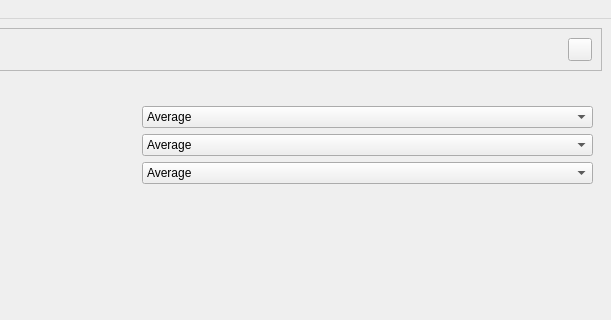
This is irs/src/gui/wfipsmainwindow.ui in firelab/wfips as Qt 5 draws it before an edit; both pictures show x 596 to 1207 and y 0 to 320 of the 1207 by 806 pixel window. The edited form follows.
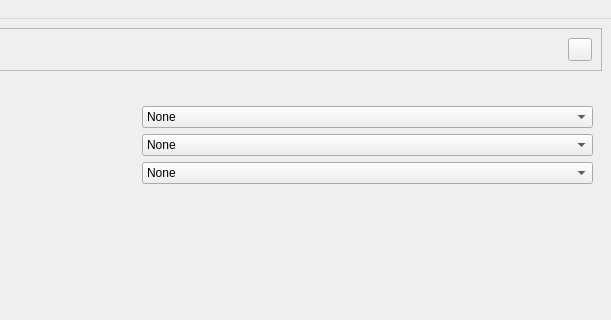
This is the edited form. The open tabs and pages were chosen to show the change.

Commit message: add none value for prepositioning

```diff
--- a/irs/src/gui/wfipsmainwindow.ui
+++ b/irs/src/gui/wfipsmainwindow.ui
@@ -778,6 +778,11 @@
               <property name="layoutDirection">
                <enum>Qt::LeftToRight</enum>
               </property>
+              <item>
+               <property name="text">
+                <string>None</string>
+               </property>
+              </item>
               <item>
                <property name="text">
                 <string>Average</string>
@@ -817,6 +822,11 @@
               <property name="layoutDirection">
                <enum>Qt::LeftToRight</enum>
               </property>
+              <item>
+               <property name="text">
+                <string>None</string>
+               </property>
+              </item>
               <item>
                <property name="text">
                 <string>Average</string>
@@ -856,6 +866,11 @@
               <property name="layoutDirection">
                <enum>Qt::LeftToRight</enum>
               </property>
+              <item>
+               <property name="text">
+                <string>None</string>
+               </property>
+              </item>
               <item>
                <property name="text">
                 <string>Average</string>
```
Left out of the diff: 2 changed lines with no effect on the pictures.
